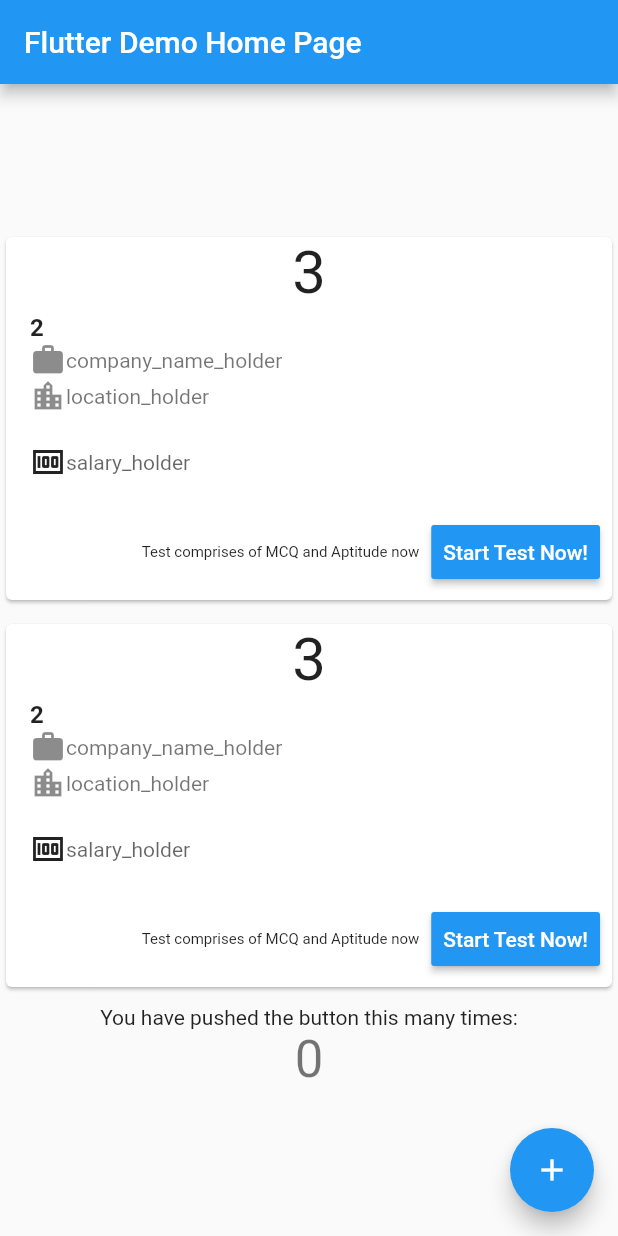
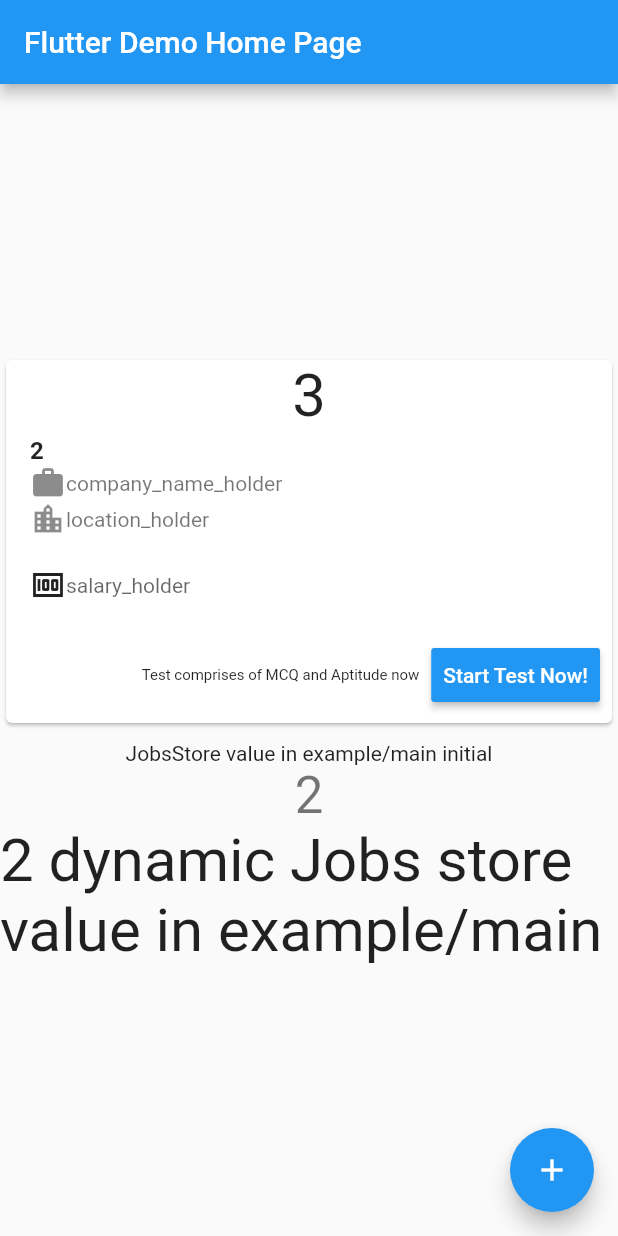
Before and after one commit to masihtamsoy/dash_widget, a Flutter app: the screen it shows after launch, after a tap on "Start Test Now!", on a phone screen of 412 x 824 dp. Run offline on Flutter 3.47's test engine with Material 2 defaults, Android fonts, the phone set to English and light mode, and no system bars; our stand-ins replace flutter_mobx, flutter_svg, mobx; generated files the repository leaves out were written again.

Commit message:
initiate _jobsStore from context of client

```diff
--- a/example/lib/main.dart
+++ b/example/lib/main.dart
@@ -1,16 +1,27 @@
+import 'package:dash_widget/store/jobs_store.dart';
 import 'package:flutter/material.dart';
 import 'package:dash_widget/dash_widget.dart';
+import 'package:flutter_mobx/flutter_mobx.dart';
+import 'package:provider/provider.dart';
 
 void main() {
-  runApp(const MyApp());
+  runApp(MyApp());
 }
 
 class MyApp extends StatelessWidget {
-  const MyApp({Key? key}) : super(key: key);
+  MyApp({Key? key}) : super(key: key);
+  final JobsStore _jobsStore = JobsStore();
 
   // This widget is the root of your application.
   @override
   Widget build(BuildContext context) {
+    return MultiProvider(
+      providers: [
+        Provider<JobsStore>(create: (_) => _jobsStore),
+      ],
+      child: Observer(
+          name: 'global-observer',
+          builder: (context) {
             return MaterialApp(
               title: 'Flutter Demo',
               theme: ThemeData(
@@ -26,6 +37,8 @@ class MyApp extends StatelessWidget {
                 primarySwatch: Colors.blue,
               ),
               home: const MyHomePage(title: 'Flutter Demo Home Page'),
+            );
+          }),
     );
   }
 }
@@ -50,6 +63,9 @@ class MyHomePage extends StatefulWidget {
 
 class _MyHomePageState extends State<MyHomePage> {
   int _counter = 0;
+
+  // initialze JobsStore: pass it to dash_widget
+  final JobsStore _jobsStore = JobsStore();
 
   void _incrementCounter() {
     setState(() {
@@ -96,14 +112,26 @@ class _MyHomePageState extends State<MyHomePage> {
           // horizontal).
           mainAxisAlignment: MainAxisAlignment.center,
           children: <Widget>[
-            JobStoreWidgetWrapper(),
+            //INFO: Pass app context or state
+            // Idea is that User can access current state of JobStore
+            // JobStoreWidgetWrapper(clientContext: context),
+            // _nativeJobsStore = dash_widget.store(_jobsStore);
+            // _nativeJobsStore.value
+            // INFO: This strategy does not work JobStoreWidgetWrapper is child?
+            const JobCardWidget(),
+
             const Text(
-              'You have pushed the button this many times:',
+              'JobsStore value in example/main initial',
             ),
             Text(
-              '$_counter',
+              '${_jobsStore.value}',
               style: Theme.of(context).textTheme.headline4,
             ),
+            Observer(
+                builder: (_) => Text(
+                      '${_jobsStore.value} dynamic Jobs store value in example/main',
+                      style: const TextStyle(fontSize: 40),
+                    )),
           ],
         ),
       ),
--- a/example/pubspec.yaml
+++ b/example/pubspec.yaml
@@ -36,6 +36,9 @@ dependencies:
   cupertino_icons: ^1.0.2
   dash_widget:
     path: ../
+  provider: ^6.0.1
+  mobx: ^2.0.0
+  flutter_mobx: ^2.0.0
 
 dev_dependencies:
   flutter_test:
--- a/lib/src/job_card_widget.dart
+++ b/lib/src/job_card_widget.dart
@@ -1,17 +1,17 @@
 import 'package:flutter/material.dart';
 import 'package:flutter_svg/flutter_svg.dart';
-
 import 'package:flutter_mobx/flutter_mobx.dart';
+import 'package:provider/provider.dart';
 
 import '../store/jobs_store.dart'; // Import the JobStore
-
-final JobsStore _jobsStore = JobsStore();
 
 class JobCardWidget extends StatelessWidget {
   const JobCardWidget({Key? key}) : super(key: key);
 
   @override
   Widget build(BuildContext context) {
+    final JobsStore _jobsStore = Provider.of<JobsStore>(context, listen: false);
+
     return Container(
         padding: const EdgeInsets.only(bottom: 8),
         child: Card(
--- a/lib/wrapper/jobs_store_widget_wrapper.dart
+++ b/lib/wrapper/jobs_store_widget_wrapper.dart
@@ -20,7 +20,7 @@ class JobStoreWidgetWrapper extends StatefulWidget {
 class _StoreWidgetWrapperState extends State<JobStoreWidgetWrapper> {
   List<Widget> _listAllJobsWidget() {
     // Loop over _jobsStore.jobList(mobile, company_code)
-    return [const JobCardWidget(), const JobCardWidget()];
+    return [const JobCardWidget()];
   }
 
   @override
```
Also changed, not shown: example/pubspec.lock. Lines whose indentation alone changed are shown as unchanged.
